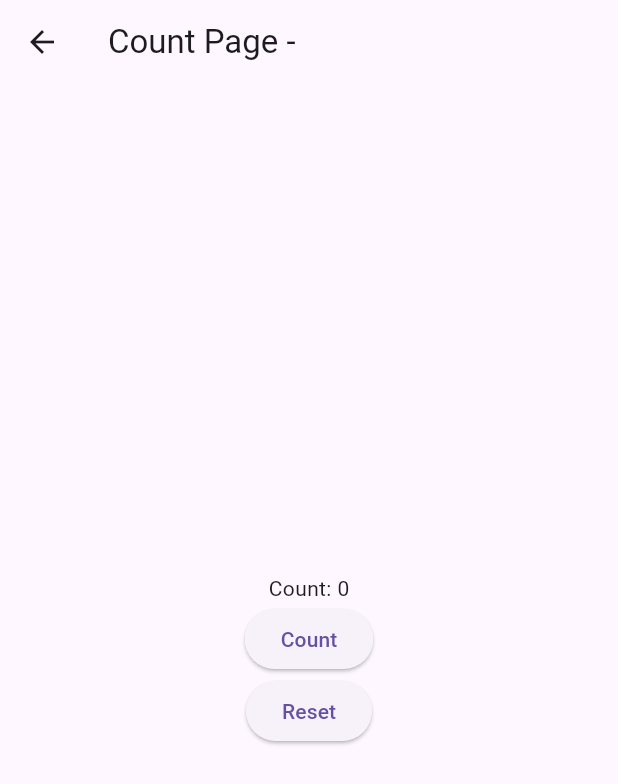
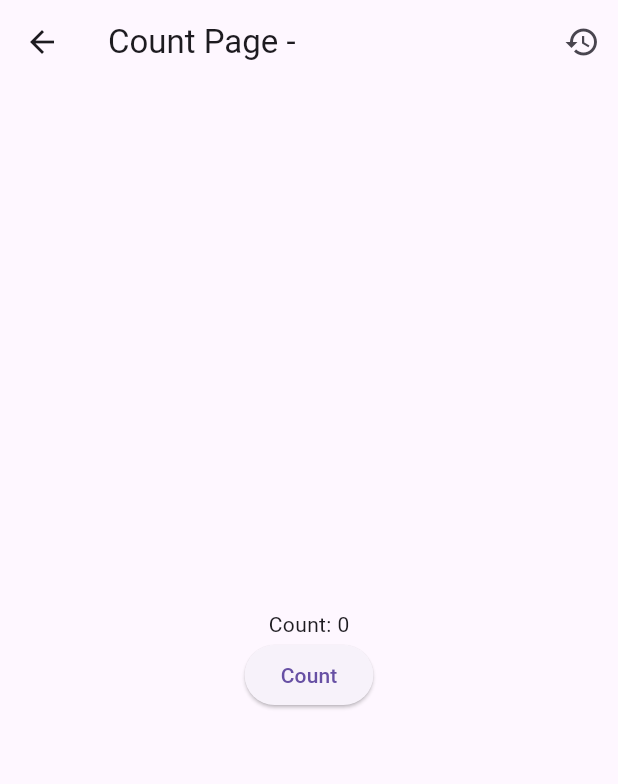
Before and after one commit to shossain786/self_explore, a Flutter app: the CountPage screen opened directly with empty values, on a phone screen of 412 x 824 dp. Shown: the top 784 px of the screen. Run offline on Flutter 3.47's test engine with Material 3 defaults, Android fonts, the phone set to English and light mode, and no system bars; our stand-ins replace shared_preferences; accounts and stored records are empty.

Commit message:
adding new project

```diff
--- a/lib/count_page.dart
+++ b/lib/count_page.dart
@@ -25,6 +25,14 @@ class _CountPageState extends State<CountPage> {
     return Scaffold(
       appBar: AppBar(
         title: Text('Count Page - ${widget.itemName}'),
+        actions: [
+          IconButton(
+            icon: const Icon(Icons.restore),
+            onPressed: () {
+              _resetCount();
+            },
+          ),
+        ],
       ),
       body: Center(
         child: Column(
@@ -36,12 +44,6 @@ class _CountPageState extends State<CountPage> {
                 _incrementCount();
               },
               child: const Text('Count'),
-            ),
-            ElevatedButton(
-              onPressed: () {
-                _resetCount();
-              },
-              child: const Text('Reset'),
             ),
           ],
         ),
--- a/lib/counter.dart
+++ b/lib/counter.dart
@@ -26,7 +26,7 @@ class _NewPageState extends State<NewPage> {
   Widget build(BuildContext context) {
     return Scaffold(
       appBar: AppBar(
-        title: const Text('New Page'),
+        title: const Text('Tasbih'),
       ),
       body: Column(
         children: [
```
